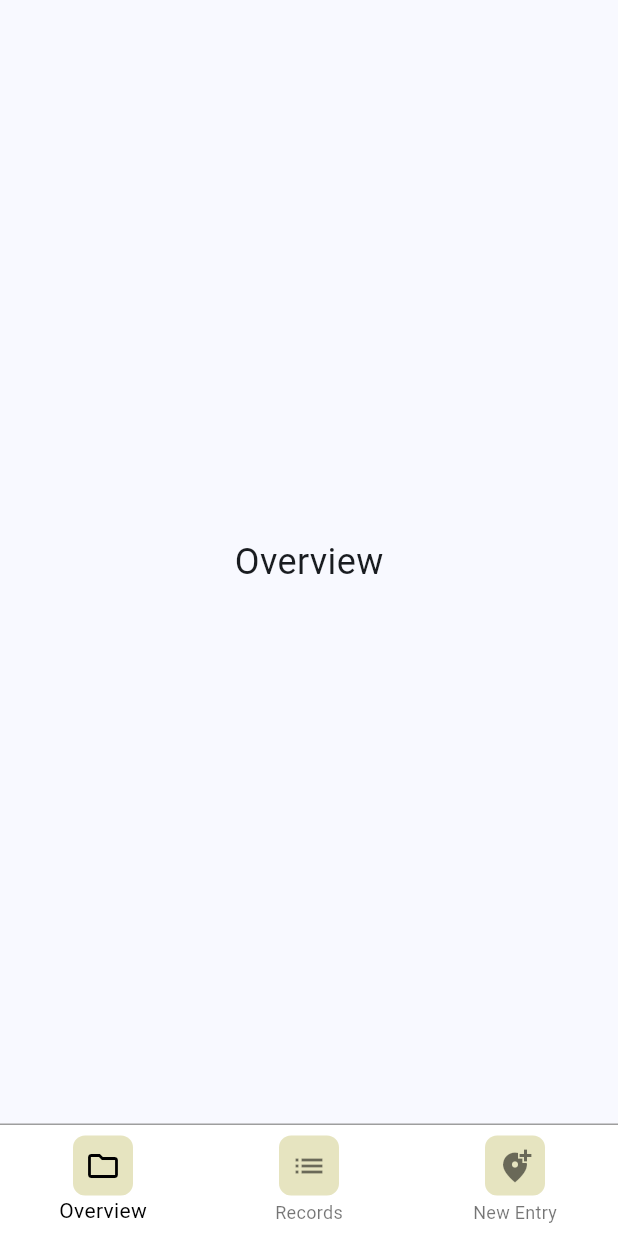
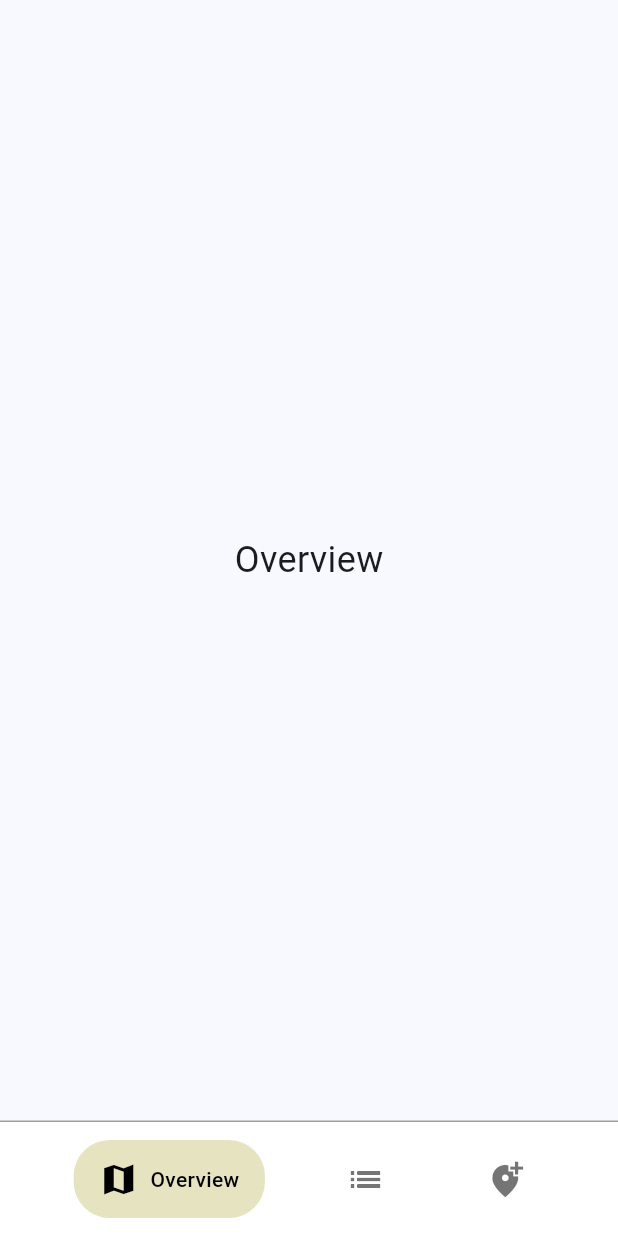
Before and after one commit to ahmrafi22/MidMap, a Flutter app: the screen it shows after launch, on a phone screen of 412 x 824 dp. Run offline on Flutter 3.47's test engine with Material 3 defaults, Android fonts, the phone set to English and light mode, and no system bars.

Commit message:
navbar ui updates

```diff
--- a/lib/widgets/custom_bottom_nav_bar.dart
+++ b/lib/widgets/custom_bottom_nav_bar.dart
@@ -1,6 +1,6 @@
 import 'package:flutter/material.dart';
 
-class CustomBottomNavBar extends StatelessWidget {
+class CustomBottomNavBar extends StatefulWidget {
   final int currentIndex;
   final Function(int) onTap;
 
@@ -11,47 +11,78 @@ class CustomBottomNavBar extends StatelessWidget {
   });
 
   @override
+  State<CustomBottomNavBar> createState() => _CustomBottomNavBarState();
+}
+
+class _CustomBottomNavBarState extends State<CustomBottomNavBar> {
+  @override
   Widget build(BuildContext context) {
     return Container(
       decoration: const BoxDecoration(
         color: Colors.white,
         border: Border(top: BorderSide(color: Colors.grey, width: 1.0)),
       ),
-      child: BottomNavigationBar(
-        currentIndex: currentIndex,
-        onTap: onTap,
-        backgroundColor: Colors.white,
-        selectedItemColor: Colors.black,
-        unselectedItemColor: Colors.black54,
-        type: BottomNavigationBarType.fixed,
-        elevation: 0,
-        items: [
-          BottomNavigationBarItem(
-            icon: _buildIconWithBackground(Icons.folder_outlined, 0),
-            label: 'Overview',
-          ),
-          BottomNavigationBarItem(
-            icon: _buildIconWithBackground(Icons.list, 1),
-            label: 'Records',
-          ),
-          BottomNavigationBarItem(
-            icon: _buildIconWithBackground(Icons.add_location_alt, 2),
-            label: 'New Entry',
-          ),
-        ],
+      child: Padding(
+        padding: const EdgeInsets.symmetric(vertical: 12.0, horizontal: 8.0),
+        child: Row(
+          mainAxisAlignment: MainAxisAlignment.spaceEvenly,
+          children: [
+            _buildNavItem(Icons.map_sharp, 'Overview', 0),
+            _buildNavItem(Icons.list_sharp, 'Records', 1),
+            _buildNavItem(Icons.add_location_alt_sharp, 'New Entry', 2),
+          ],
+        ),
       ),
     );
   }
 
-  Widget _buildIconWithBackground(IconData icon, int index) {
-    final isSelected = currentIndex == index;
-    return Container(
-      padding: const EdgeInsets.all(8.0),
-      decoration: BoxDecoration(
-        color: const Color(0xFFE6E4C0),
-        borderRadius: BorderRadius.circular(8.0),
+  Widget _buildNavItem(IconData icon, String label, int index) {
+    final isSelected = widget.currentIndex == index;
+    final bgColor = isSelected ? const Color(0xFFE6E4C0) : Colors.white;
+
+    return GestureDetector(
+      onTap: () => widget.onTap(index),
+      child: AnimatedContainer(
+        duration: const Duration(milliseconds: 500),
+        curve: Curves.easeInOutCubic,
+        padding: EdgeInsets.symmetric(
+          horizontal: isSelected ? 16.0 : 12.0,
+          vertical: 12.0,
+        ),
+        decoration: BoxDecoration(
+          color: bgColor,
+          borderRadius: BorderRadius.circular(24.0),
+          border: Border.all(
+            color: isSelected ? const Color(0xFFE6E4C0) : Colors.transparent,
+          ),
+        ),
+        child: Row(
+          mainAxisSize: MainAxisSize.min,
+          children: [
+            Icon(
+              icon,
+              color: isSelected ? Colors.black : Colors.black54,
+              size: 26.0,
+            ),
+            if (isSelected)
+              Padding(
+                padding: const EdgeInsets.only(left: 8.0),
+                child: AnimatedOpacity(
+                  opacity: isSelected ? 1.0 : 0.0,
+                  duration: const Duration(milliseconds: 400),
+                  child: Text(
+                    label,
+                    style: const TextStyle(
+                      color: Colors.black,
+                      fontSize: 14.0,
+                      fontWeight: FontWeight.w500,
+                    ),
+                  ),
+                ),
+              ),
+          ],
+        ),
       ),
-      child: Icon(icon, color: isSelected ? Colors.black : Colors.black54),
     );
   }
 }
```
